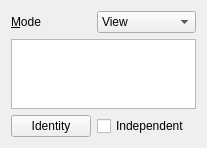
Old version of the form transformeditorwidget.ui in the repository not-surt/GfxPaint.
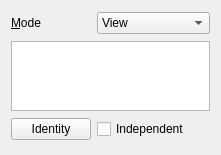
New version of the form.

Patch:
```diff
--- a/transformeditorwidget.ui
+++ b/transformeditorwidget.ui
@@ -6,10 +6,16 @@
    <rect>
     <x>0</x>
     <y>0</y>
-    <width>203</width>
-    <height>137</height>
+    <width>221</width>
+    <height>155</height>
    </rect>
   </property>
+  <property name="sizePolicy">
+   <sizepolicy hsizetype="Preferred" vsizetype="Fixed">
+    <horstretch>0</horstretch>
+    <verstretch>0</verstretch>
+   </sizepolicy>
+  </property>
   <property name="windowTitle">
    <string>Form</string>
   </property>
```
